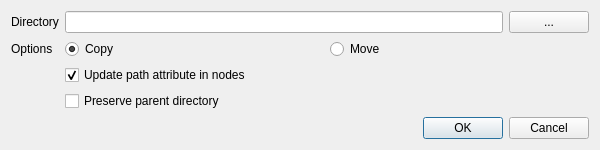
This is nodemanager/ui/relocate_dialog.ui in beatreichenbach/node-manager as Qt 5 draws it before an edit. The edited form follows.
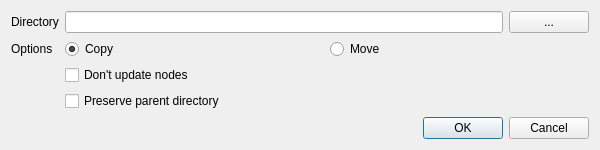
This is the edited form.

Commit message: new attribute_item table module

Patch:
```diff
--- a/nodemanager/ui/relocate_dialog.ui
+++ b/nodemanager/ui/relocate_dialog.ui
@@ -54,10 +54,7 @@
      <item row="2" column="1">
       <widget class="QCheckBox" name="update_chk">
        <property name="text">
-        <string>Update path attribute in nodes</string>
-       </property>
-       <property name="checked">
-        <bool>true</bool>
+        <string>Don't update nodes</string>
        </property>
       </widget>
      </item>
```
Left out of the diff: 2 changed lines with no effect on the pictures. The commit also changes 6 other files.
